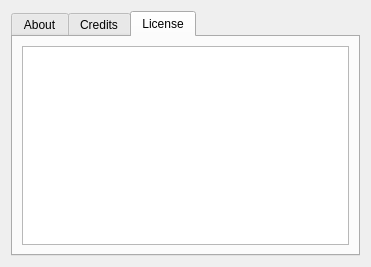
Before: the Qt Designer form ggap/about.ui in BackupTheBerlios/ggap, drawn with Qt 5.
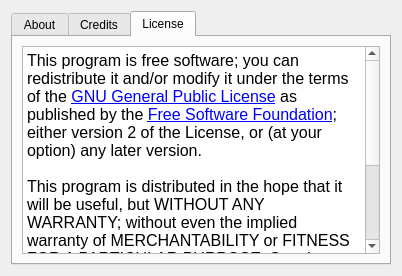
After: the same form once the commit is applied. The open tabs and pages were chosen to show the change. Icons and pictures are not drawn.

Commit message: Changed license text

```diff
--- a/ggap/about.ui
+++ b/ggap/about.ui
@@ -5,8 +5,8 @@
    <rect>
     <x>0</x>
     <y>0</y>
-    <width>371</width>
-    <height>267</height>
+    <width>402</width>
+    <height>276</height>
    </rect>
   </property>
   <layout class="QVBoxLayout" name="verticalLayout" >
@@ -159,14 +159,15 @@
       <layout class="QVBoxLayout" name="verticalLayout_5" >
        <item>
         <widget class="QTextBrowser" name="viewLicense" >
-         <property name="font" >
-          <font>
-           <family>Monaco</family>
-           <pointsize>11</pointsize>
-          </font>
+         <property name="html" >
+          <string>&lt;!DOCTYPE HTML PUBLIC "-//W3C//DTD HTML 4.0//EN" "http://www.w3.org/TR/REC-html40/strict.dtd">
+&lt;html>&lt;head>&lt;meta name="qrichtext" content="1" />&lt;style type="text/css">
+p, li { white-space: pre-wrap; }
+&lt;/style>&lt;/head>&lt;body style=" font-family:'Lucida Grande'; font-size:13pt; font-weight:400; font-style:normal;">
+&lt;p style=" margin-top:12px; margin-bottom:12px; margin-left:0px; margin-right:0px; -qt-block-indent:0; text-indent:0px; font-size:12pt;">This program is free software; you can redistribute it and/or modify it under the terms of the &lt;a href="http://www.gnu.org/licenses/old-licenses/gpl-2.0.html">&lt;span style=" text-decoration: underline; color:#0000ff;">GNU General Public License&lt;/span>&lt;/a> as published by the &lt;a href="http://www.fsf.org/">&lt;span style=" text-decoration: underline; color:#0000ff;">Free Software Foundation&lt;/span>&lt;/a>; either version 2 of the License, or (at your option) any later version. &lt;br />&lt;br />This program is distributed in the hope that it will be useful, but WITHOUT ANY WARRANTY; without even the implied warranty of MERCHANTABILITY or FITNESS FOR A PARTICULAR PURPOSE. See the GNU General Public License for more details. &lt;br />&lt;br />You should have received a copy of the GNU General Public License along with this program; if not, write to the Free Software Foundation, Inc., 51 Franklin Street, Fifth Floor, Boston, MA 02110-1301, USA.&lt;/p>&lt;/body>&lt;/html></string>
          </property>
-         <property name="lineWrapMode" >
-          <enum>QTextEdit::NoWrap</enum>
+         <property name="openExternalLinks" >
+          <bool>true</bool>
          </property>
         </widget>
        </item>
```
Left out of the diff: 10 changed lines with no effect on the pictures.
